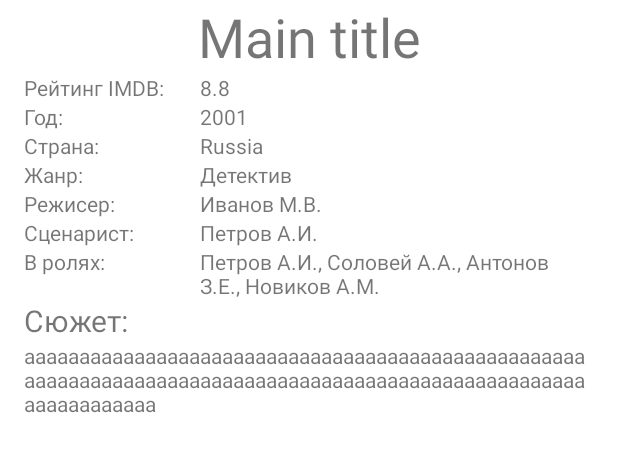
After one commit to besmax/MovieSearcher, an Android app: the layout fragment_about.xml on its own in the app's theme, with its tools: preview values and no code run, on a phone screen of 412 x 824 dp. The commit adds this screen. Shown: the top 452 px of the screen. Run offline under Robolectric (Android 15) with nearby library versions, the phone set to English and light mode, and no system bars.

Commit message:
new fragments with viewmodels for details screens were created, was added new get request and classes for it

```diff
--- a/app/build.gradle
+++ b/app/build.gradle
@@ -62,6 +62,8 @@ dependencies {
     implementation "com.google.dagger:hilt-android:2.44"
     kapt "com.google.dagger:hilt-compiler:2.44"
 
+    implementation "androidx.viewpager2:viewpager2:1.0.0"
+
     testImplementation 'junit:junit:4.13.2'
     androidTestImplementation 'androidx.test.ext:junit:1.1.5'
     androidTestImplementation 'androidx.test.espresso:espresso-core:3.5.1'
--- /dev/null
+++ b/app/src/main/java/bes/max/moviesearcher/data/dto/MovieDetailsSearchRequest.kt
@@ -0,0 +1,3 @@
+package bes.max.moviesearcher.data.dto
+
+data class MovieDetailsSearchRequest(val movieId: String)
--- a/app/src/main/java/bes/max/moviesearcher/data/network/MovieApiService.kt
+++ b/app/src/main/java/bes/max/moviesearcher/data/network/MovieApiService.kt
@@ -1,5 +1,6 @@
 package bes.max.moviesearcher.data.network
 
+import bes.max.moviesearcher.data.dto.MovieDetailsResponse
 import bes.max.moviesearcher.data.dto.MovieSearchResponse
 import retrofit2.Call
 import retrofit2.http.GET
@@ -11,4 +12,7 @@ interface MovieApiService {
 
     @GET("/en/API/SearchMovie/$API_KEY/{query}")
     fun getMovies(@Path("query") query: String): Call<MovieSearchResponse>
+
+    @GET("/en/API/Title/YOUR_API_KEY/{movie_id}")
+    fun getMovieDetails(@Path("movie_id") movieId: String): Call<MovieDetailsResponse>
 }
--- a/app/src/main/java/bes/max/moviesearcher/domain/api/MoviesRepository.kt
+++ b/app/src/main/java/bes/max/moviesearcher/domain/api/MoviesRepository.kt
@@ -1,8 +1,11 @@
 package bes.max.moviesearcher.domain.api
 
 import bes.max.moviesearcher.domain.models.Movie
+import bes.max.moviesearcher.domain.models.MovieDetails
 
 interface MoviesRepository {
 
     fun getMovies(expression: String) : List<Movie>
+
+    fun getMovieDetails(movieId: String) : MovieDetails
 }
--- /dev/null
+++ b/app/src/main/res/layout/fragment_about.xml
@@ -0,0 +1,164 @@
+<?xml version="1.0" encoding="utf-8"?>
+<androidx.constraintlayout.widget.ConstraintLayout xmlns:android="http://schemas.android.com/apk/res/android"
+    xmlns:app="http://schemas.android.com/apk/res-auto"
+    xmlns:tools="http://schemas.android.com/tools"
+    android:layout_width="match_parent"
+    android:layout_height="match_parent"
+    tools:context=".ui.details.about.AboutFragment">
+
+    <androidx.constraintlayout.widget.Guideline
+        android:id="@+id/guideline_end"
+        android:layout_width="wrap_content"
+        android:layout_height="wrap_content"
+        android:orientation="vertical"
+        app:layout_constraintGuide_end="16dp" />
+
+    <androidx.constraintlayout.widget.Guideline
+        android:id="@+id/guideline_start"
+        android:layout_width="wrap_content"
+        android:layout_height="wrap_content"
+        android:orientation="vertical"
+        app:layout_constraintGuide_begin="16dp" />
+
+    <TextView
+        android:id="@+id/about_screen_title"
+        android:layout_width="wrap_content"
+        android:layout_height="wrap_content"
+        android:textSize="36sp"
+        app:layout_constraintEnd_toStartOf="@id/guideline_end"
+        app:layout_constraintStart_toStartOf="@id/guideline_start"
+        app:layout_constraintTop_toTopOf="parent"
+        tools:text="Main title" />
+
+    <TextView
+        android:id="@+id/about_screen_rate_title"
+        android:layout_width="wrap_content"
+        android:layout_height="wrap_content"
+        android:text="@string/imdb_rate"
+        app:layout_constraintStart_toStartOf="@id/guideline_start"
+        app:layout_constraintTop_toBottomOf="@id/about_screen_title" />
+
+    <TextView
+        android:id="@+id/about_screen_rate"
+        android:layout_width="wrap_content"
+        android:layout_height="wrap_content"
+        android:layout_marginStart="24dp"
+        app:layout_constraintStart_toEndOf="@id/about_screen_rate_title"
+        app:layout_constraintTop_toBottomOf="@id/about_screen_title"
+        tools:text="8.8" />
+
+    <TextView
+        android:id="@+id/about_screen_year_title"
+        android:layout_width="wrap_content"
+        android:layout_height="wrap_content"
+        android:text="@string/year"
+        app:layout_constraintStart_toStartOf="@id/guideline_start"
+        app:layout_constraintTop_toBottomOf="@id/about_screen_rate_title" />
+
+    <TextView
+        android:id="@+id/about_screen_year"
+        android:layout_width="wrap_content"
+        android:layout_height="wrap_content"
+        app:layout_constraintStart_toStartOf="@id/about_screen_rate"
+        app:layout_constraintTop_toBottomOf="@id/about_screen_rate"
+        tools:text="2001" />
+
+    <TextView
+        android:id="@+id/about_screen_country_title"
+        android:layout_width="wrap_content"
+        android:layout_height="wrap_content"
+        android:text="@string/country"
+        app:layout_constraintStart_toStartOf="@id/guideline_start"
+        app:layout_constraintTop_toBottomOf="@id/about_screen_year_title" />
+
+    <TextView
+        android:id="@+id/about_screen_country"
+        android:layout_width="wrap_content"
+        android:layout_height="wrap_content"
+        app:layout_constraintStart_toStartOf="@id/about_screen_year"
+        app:layout_constraintTop_toBottomOf="@id/about_screen_year"
+        tools:text="Russia" />
+
+    <TextView
+        android:id="@+id/about_screen_genre_title"
+        android:layout_width="wrap_content"
+        android:layout_height="wrap_content"
+        android:text="@string/genre"
+        app:layout_constraintStart_toStartOf="@id/guideline_start"
+        app:layout_constraintTop_toBottomOf="@id/about_screen_country_title" />
+
+    <TextView
+        android:id="@+id/about_screen_genre"
+        android:layout_width="wrap_content"
+        android:layout_height="wrap_content"
+        app:layout_constraintStart_toStartOf="@id/about_screen_country"
+        app:layout_constraintTop_toBottomOf="@id/about_screen_country"
+        tools:text="Детектив" />
+
+    <TextView
+        android:id="@+id/about_screen_director_title"
+        android:layout_width="wrap_content"
+        android:layout_height="wrap_content"
+        android:text="@string/director"
+        app:layout_constraintStart_toStartOf="@id/guideline_start"
+        app:layout_constraintTop_toBottomOf="@id/about_screen_genre_title" />
+
+    <TextView
+        android:id="@+id/about_screen_director"
+        android:layout_width="wrap_content"
+        android:layout_height="wrap_content"
+        app:layout_constraintStart_toStartOf="@id/about_screen_genre"
+        app:layout_constraintTop_toBottomOf="@id/about_screen_genre"
+        tools:text="Иванов М.В." />
+
+    <TextView
+        android:id="@+id/about_screen_writer_title"
+        android:layout_width="wrap_content"
+        android:layout_height="wrap_content"
+        android:text="@string/writer"
+        app:layout_constraintStart_toStartOf="@id/guideline_start"
+        app:layout_constraintTop_toBottomOf="@id/about_screen_director_title" />
+
+    <TextView
+        android:id="@+id/about_screen_writer"
+        android:layout_width="wrap_content"
+        android:layout_height="wrap_content"
+        app:layout_constraintStart_toStartOf="@id/about_screen_director"
+        app:layout_constraintTop_toBottomOf="@id/about_screen_director"
+        tools:text="Петров А.И." />
+
+    <TextView
+        android:id="@+id/about_screen_actors_title"
+        android:layout_width="wrap_content"
+        android:layout_height="wrap_content"
+        android:text="@string/actors"
+        app:layout_constraintStart_toStartOf="@id/guideline_start"
+        app:layout_constraintTop_toBottomOf="@id/about_screen_writer" />
+
+    <TextView
+        android:id="@+id/about_screen_actors"
+        android:layout_width="0dp"
+        android:layout_height="wrap_content"
+        app:layout_constraintStart_toStartOf="@id/about_screen_writer"
+        app:layout_constraintTop_toBottomOf="@id/about_screen_writer"
+        app:layout_constraintEnd_toEndOf="@id/guideline_end"
+        tools:text="Петров А.И., Соловей А.А., Антонов З.Е., Новиков А.М." />
+
+    <TextView
+        android:id="@+id/about_screen_plot_title"
+        android:layout_width="wrap_content"
+        android:layout_height="wrap_content"
+        android:text="@string/plot"
+        android:textSize="20sp"
+        app:layout_constraintTop_toBottomOf="@id/about_screen_actors"
+        app:layout_constraintStart_toStartOf="@id/guideline_start"/>
+    <TextView
+        android:id="@+id/about_screen_plot"
+        android:layout_width="0dp"
+        android:layout_height="wrap_content"
+        app:layout_constraintTop_toBottomOf="@id/about_screen_plot_title"
+        app:layout_constraintStart_toStartOf="@id/guideline_start"
+        app:layout_constraintEnd_toEndOf="@id/guideline_end"
+        tools:text="aaaaaaaaaaaaaaaaaaaaaaaaaaaaaaaaaaaaaaaaaaaaaaaaaaaaaaaaaaaaaaaaaaaaaaaaaaaaaaaaaaaaaaaaaaaaaaaaaaaaaaaaaaaaaaaaaa"/>
+
+</androidx.constraintlayout.widget.ConstraintLayout>
--- a/app/src/main/res/values/strings.xml
+++ b/app/src/main/res/values/strings.xml
@@ -3,4 +3,12 @@
     <string name="find_button">Найти</string>
     <string name="enter_movie_name">Введите название</string>
     <string name="error_message_movies_screen">Что-то пошло не так, проверьте подключение к интернету</string>
+    <string name="imdb_rate">Рейтинг IMDB:</string>
+    <string name="year">Год:</string>
+    <string name="country">Страна:</string>
+    <string name="genre">Жанр:</string>
+    <string name="director">Режисер:</string>
+    <string name="writer">Сценарист:</string>
+    <string name="actors">В ролях:</string>
+    <string name="plot">Сюжет:</string>
 </resources>
```
Also changed, not shown: app/src/main/java/bes/max/moviesearcher/data/MoviesRepositoryImpl.kt (+37 -0 lines), app/src/main/java/bes/max/moviesearcher/data/dto/MovieDetailsResponse.kt (added, +12 -0 lines), app/src/main/java/bes/max/moviesearcher/data/network/RetrofitNetworkClient.kt (+8 -1 lines), app/src/main/java/bes/max/moviesearcher/domain/models/MovieDetails.kt (added, +12 -0 lines), app/src/main/java/bes/max/moviesearcher/ui/details/DetailsFragment.kt (added, +33 -0 lines), app/src/main/java/bes/max/moviesearcher/ui/details/DetailsViewModel.kt (added, +28 -0 lines), app/src/main/java/bes/max/moviesearcher/ui/details/about/AboutFragment.kt (added, +30 -0 lines), app/src/main/java/bes/max/moviesearcher/ui/details/about/AboutViewModel.kt (added, +16 -0 lines), app/src/main/java/bes/max/moviesearcher/ui/details/poster/PosterFragment.kt (added, +35 -0 lines), app/src/main/java/bes/max/moviesearcher/ui/details/poster/PosterViewModel.kt (added, +15 -0 lines), app/src/main/res/layout/fragment_details.xml (added, +30 -0 lines), app/src/main/res/layout/fragment_poster.xml (added, +13 -0 lines).
